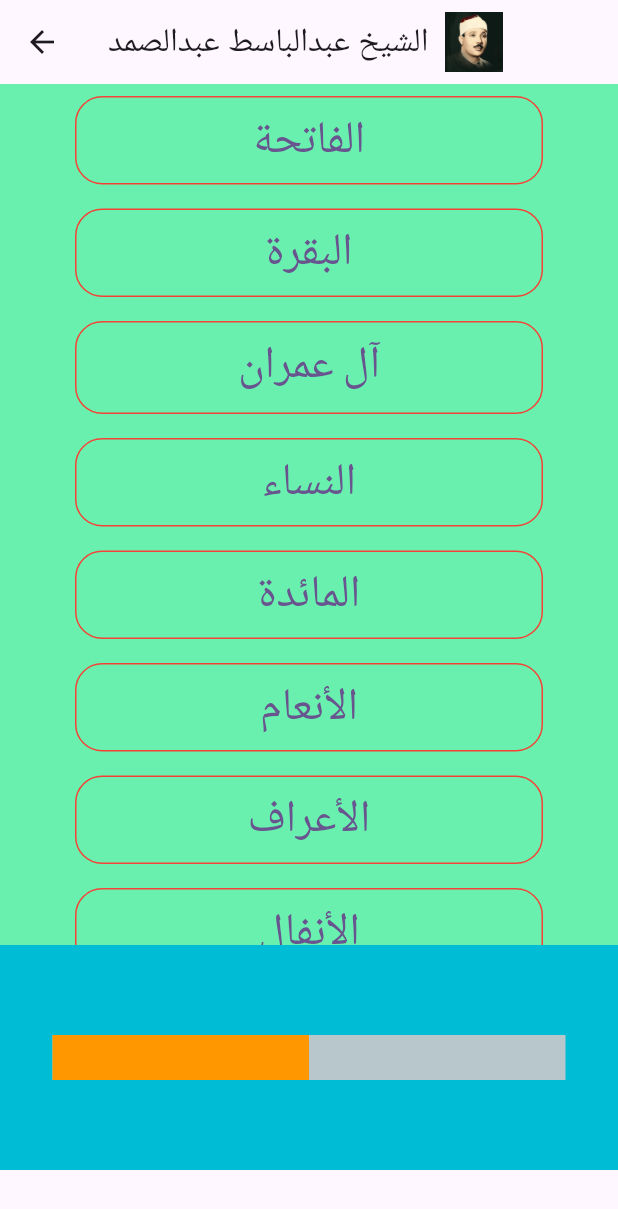
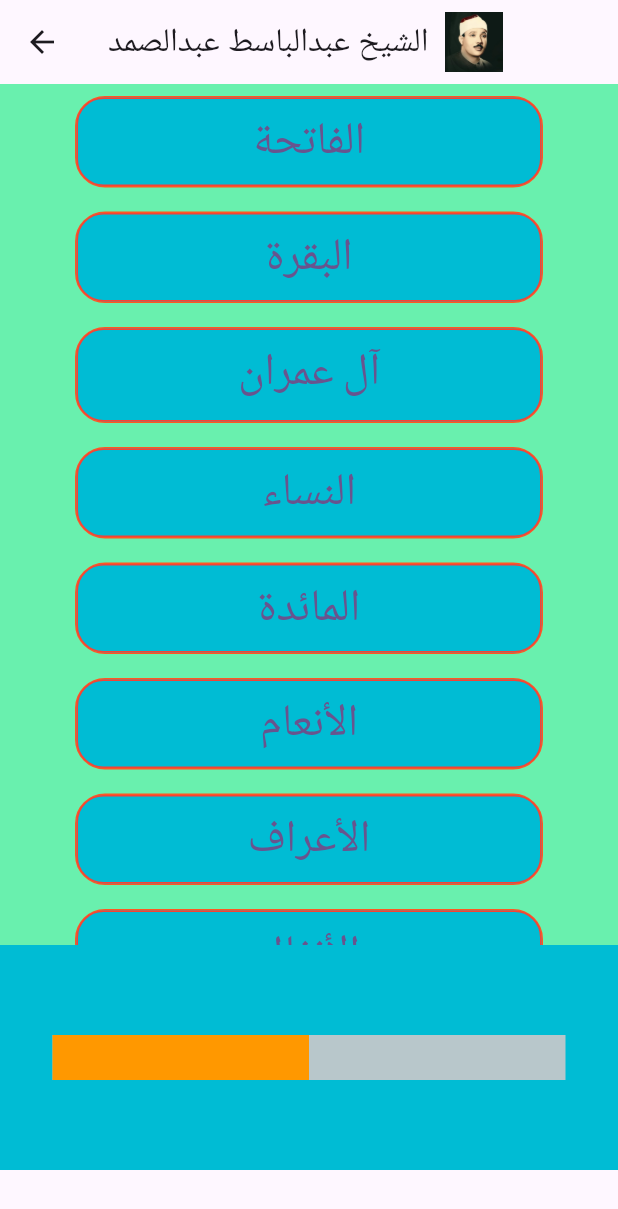
Before and after one commit to mhussin2008/modern_mushaf, a Flutter app: the selected_qary_recite screen opened directly with empty values, on a phone screen of 412 x 824 dp. Shown: the top 1209 px of the screen. Run offline on Flutter 3.47's test engine with Material 2 defaults, Android fonts, the light colour scheme and no system bars; drawn by our look-alikes of percent_indicator; our stand-ins replace easy_search_bar, google_fonts, just_audio, scrollable_positioned_list, share_plus and 1 more; missing offline and left inert: dart:ffi; accounts and stored records are empty.

Commit message:
working all qary

```diff
--- a/lib/Image_Selector.dart
+++ b/lib/Image_Selector.dart
@@ -7,35 +7,39 @@ import 'package:modern_mushaf/selected_qary_recite.dart';
 // https://alquran.cloud/api
 
 
-List<String> qary_images=['abdelbasit',
+List<String> qary_images=[
+  'abdelbasit',
 'afasy',
-  'agamy',
-  'akhdar',
+  'basfar','shatry',
+  'agamy','refaey','hosary','hozaify',
+  'akhdar','maher',
   'ayoob',
   'gebril',
-  'hosary',
-  'hozaify',
-  'maher',
-  'refaey',
+  'shreem',
+
+
+
   'shahriar',
-  'shatry',
-  'shreem',
+
+
   'sowayed'
 ];
 List<String> qary_arab_name=[
   'الشيخ عبدالباسط عبدالصمد',
   'الشيخ مشاري العفاسي',
-  'الشيخ أحمد بن علي العجمي',
-  'الشيخ إبراهيم الاخضر',
+  'الشيخ عبدالله بصفر','الشيخ ابو بكر الشاطري',
+  'الشيخ أحمد بن علي العجمي','الشيخ هاني الرفاعي', 'الشيخ محمود خليل الحصري',
+  'الشيخ علي بن عبدالرحمن الحذيفي',
+  'الشيخ إبراهيم الاخضر', 'الشيخ ماهر المعيقلي',
   'الشيخ محمد ايوب',
   'الشيخ محمد جبريل',
-  'الشيخ محمود خليل الحصري',
-  'الشيخ علي بن عبدالرحمن الحذيفي',
-  'الشيخ ماهر المعيقلي',
-  'الشيخ هاني الرفاعي',
+  'الشيخ سعود الشريم',
+
+
+
   'الشيخ شهريار برهيزكار',
-  'الشيخ ابو بكر الشاطري',
-  'الشيخ سعود الشريم',
+
+
   'الشيخ ايمن سويد'
 ];
 
@@ -50,17 +54,19 @@ class _Image_SelectorState extends State<Image_Selector> {
   @override
   Widget build(BuildContext context) {
     return  SingleChildScrollView(
-      child: Column(children:
+      child: Column(
+          mainAxisSize: MainAxisSize.max,
+          children:
 
 
 
         qary_images.asMap().entries.map  ((entry) {
           int SelectedIdx=entry.key  ;
 
-          print(SelectedIdx);
+          print(qary_images[SelectedIdx]);
           return
             Column(
-              //height: 400,
+
             children :[
 
               GestureDetector(
--- a/lib/qurantext/constant.dart
+++ b/lib/qurantext/constant.dart
@@ -40,7 +40,7 @@ Future getSettings() async {
 
 }
 
-List <Map>arabicName =
+List <Map> arabicName =
 [
   {"surah":"1", "name": "الفاتحة"},
   {"surah":"2", "name": "البقرة"},
--- a/lib/qurantext/recitation_verse.dart
+++ b/lib/qurantext/recitation_verse.dart
@@ -4,17 +4,17 @@ List<String> qary_sites=
 'https://cdn.islamic.network/quran/audio/192/ar.abdullahbasfar/',
 'https://cdn.islamic.network/quran/audio/128/ar.shaatree/',
 'https://cdn.islamic.network/quran/audio/128/ar.ahmedajamy/',
-'https://cdn.islamic.network/quran/audio/192/ar.hanirifai/',
+//'https://cdn.islamic.network/quran/audio/192/ar.hanirifai/',
 'https://cdn.islamic.network/quran/audio/64/ar.hanirifai/',
-'https://cdn.islamic.network/quran/audio/128/ar.husary/',
+//'https://cdn.islamic.network/quran/audio/128/ar.husary/',
 'https://cdn.islamic.network/quran/audio/64/ar.husary/',
-'''https://cdn.islamic.network/quran/audio/128/ar.husarymujaww'ad/''',
-'https://cdn.islamic.network/quran/audio/64/ar.husarymujawwad/',
-'https:/cdn.islamic.network/quran/audio/128/ar.hudhaify/',
-'https://cdn.islamic.network/quran/audio/64/ar.hudhaify/',
+//'''https://cdn.islamic.network/quran/audio/128/ar.husarymujaww'ad/''',
+//'https://cdn.islamic.network/quran/audio/64/ar.husarymujawwad/',
+//'https:/cdn.islamic.network/quran/audio/128/ar.hudhaify/',
+//'https://cdn.islamic.network/quran/audio/64/ar.hudhaify/',
 'https://cdn.islamic.network/quran/audio/32/ar.hudhaify/',
 'https://cdn.islamic.network/quran/audio/32/ar.ibrahimakhbar/',
-'https://cdn.islamic.network/quran/audio/128/ar.mahermuaiqly/',
+//'https://cdn.islamic.network/quran/audio/128/ar.mahermuaiqly/',
 'https://cdn.islamic.network/quran/audio/64/ar.mahermuaiqly/',
 'https://cdn.islamic.network/quran/audio/128/ar.muhammadayyoub/',
 'https://cdn.islamic.network/quran/audio/128/ar.muhammadjibreel/',
--- a/lib/readers_player.dart
+++ b/lib/readers_player.dart
@@ -91,7 +91,7 @@ class _readers_playerState extends State<readers_player> {
             Container(
 
                 width: double.infinity,
-                height: 500,
+                height: 700,
                 child: Image_Selector())
 
         //     // Container(
--- a/lib/selected_qary_recite.dart
+++ b/lib/selected_qary_recite.dart
@@ -68,7 +68,15 @@ class _selected_qary_reciteState extends State<selected_qary_recite> {
                         .entries
                         .map((e) => Padding(
                               padding: const EdgeInsets.all(8.0),
-                              child: SizedBox(
+                              child: Container(
+                                decoration: BoxDecoration(
+                                  color: Colors.cyan,
+                                    border: Border.all(
+                                      color: Colors.deepOrange,
+                                    ),
+                                    borderRadius: BorderRadius.all(Radius.circular(20))
+                                ),
+                                //color: Colors.deepOrangeAccent,
                                 width: s_width - 100,
                                 child: TextButton(
                                     onPressed: () async {
@@ -87,6 +95,7 @@ class _selected_qary_reciteState extends State<selected_qary_recite> {
                                       print(lastAya);
                                       String urlString1='${qary_sites[widget.qaryIndex]}${startAya}.mp3';
                                       String urlString2='${qary_sites[widget.qaryIndex]}${startAya+1}.mp3';
+                                      print(qary_sites[widget.qaryIndex]);
 
                                       await _player1.setAudioSource(AudioSource.uri(Uri.parse(urlString1)));
                                       await _player2.setAudioSource(AudioSource.uri(Uri.parse(urlString2)));
```
Also changed, not shown: assets/images/qorra_images/basfar.jpg (added), 1 other file.
